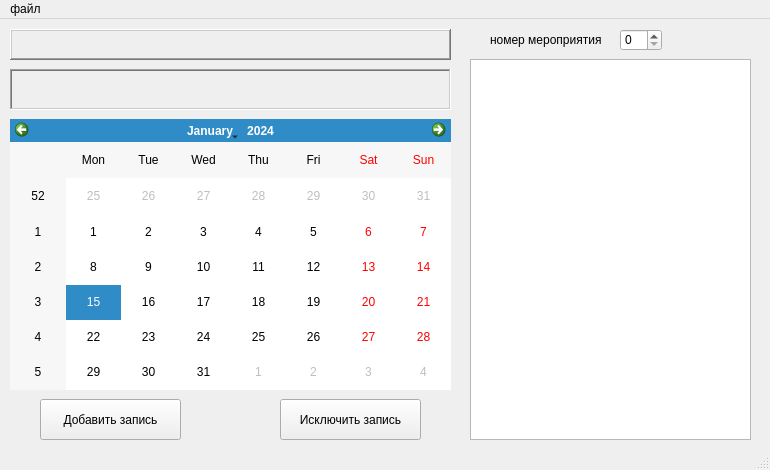
Before: the Qt Designer form mainwindow.ui in Dimitrius-dev/CalendarQt_course, drawn with Qt 5.
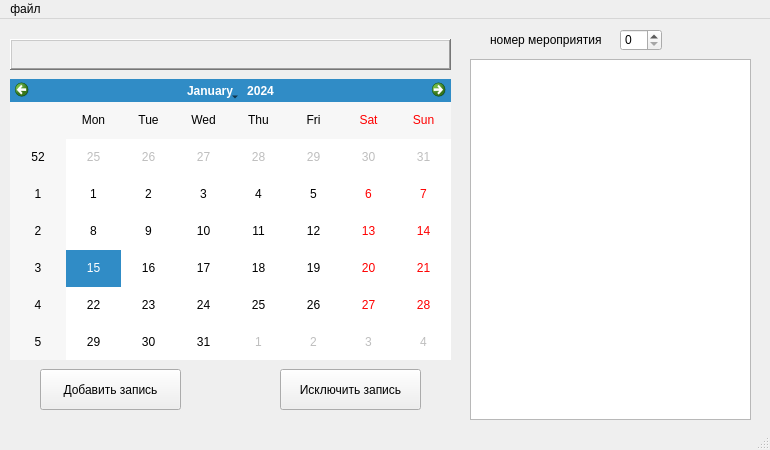
After: the same form once the commit is applied.

What changed in the file:
```diff
--- a/mainwindow.ui
+++ b/mainwindow.ui
@@ -7,19 +7,19 @@
     <x>0</x>
     <y>0</y>
     <width>770</width>
-    <height>470</height>
+    <height>450</height>
    </rect>
   </property>
   <property name="minimumSize">
    <size>
     <width>770</width>
-    <height>470</height>
+    <height>450</height>
    </size>
   </property>
   <property name="maximumSize">
    <size>
     <width>770</width>
-    <height>470</height>
+    <height>450</height>
    </size>
   </property>
   <property name="windowTitle">
@@ -30,36 +30,17 @@
     <property name="geometry">
      <rect>
       <x>10</x>
-      <y>100</y>
+      <y>60</y>
       <width>441</width>
-      <height>271</height>
+      <height>281</height>
      </rect>
     </property>
    </widget>
-   <widget class="QLabel" name="label">
-    <property name="geometry">
-     <rect>
-      <x>10</x>
-      <y>50</y>
-      <width>441</width>
-      <height>41</height>
-     </rect>
-    </property>
-    <property name="frameShape">
-     <enum>QFrame::WinPanel</enum>
-    </property>
-    <property name="frameShadow">
-     <enum>QFrame::Sunken</enum>
-    </property>
-    <property name="text">
-     <string/>
-    </property>
-   </widget>
    <widget class="QPushButton" name="addEvent">
     <property name="geometry">
      <rect>
       <x>40</x>
-      <y>380</y>
+      <y>350</y>
       <width>141</width>
       <height>41</height>
      </rect>
@@ -72,7 +53,7 @@
     <property name="geometry">
      <rect>
       <x>280</x>
-      <y>380</y>
+      <y>350</y>
       <width>141</width>
       <height>41</height>
      </rect>
@@ -85,11 +66,18 @@
     <property name="geometry">
      <rect>
       <x>10</x>
-      <y>10</y>
+      <y>20</y>
       <width>441</width>
       <height>31</height>
      </rect>
     </property>
+    <property name="font">
+     <font>
+      <pointsize>10</pointsize>
+      <weight>75</weight>
+      <bold>true</bold>
+     </font>
+    </property>
     <property name="frameShape">
      <enum>QFrame::WinPanel</enum>
     </property>
@@ -106,7 +94,7 @@
       <x>470</x>
       <y>40</y>
       <width>281</width>
-      <height>381</height>
+      <height>361</height>
      </rect>
     </property>
    </widget>
```
Left out of the diff: 8 changed lines with no effect on the pictures.
